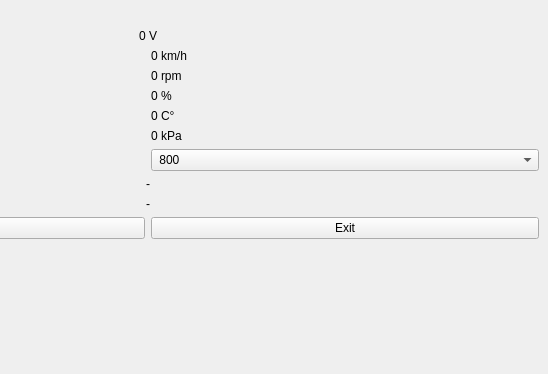
This is obdscan.ui in takyonxxx/Elm327_Wifi_Obd2_Qt_Project as Qt 5 draws it before an edit; both pictures show x 252 to 800 and y 106 to 480 of the 800 by 480 pixel window. The edited form follows.
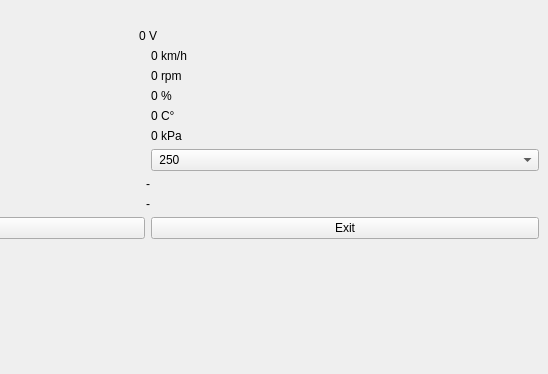
This is the edited form.

The edit to the form file:
```diff
--- a/obdscan.ui
+++ b/obdscan.ui
@@ -49,8 +49,18 @@
       <item row="7" column="1">
        <widget class="QComboBox" name="comboEngineDisplacement">
         <property name="currentText">
-         <string> 800</string>
+         <string> 250</string>
         </property>
+        <item>
+         <property name="text">
+          <string> 250</string>
+         </property>
+        </item>
+        <item>
+         <property name="text">
+          <string> 650</string>
+         </property>
+        </item>
         <item>
          <property name="text">
           <string> 800</string>
```
